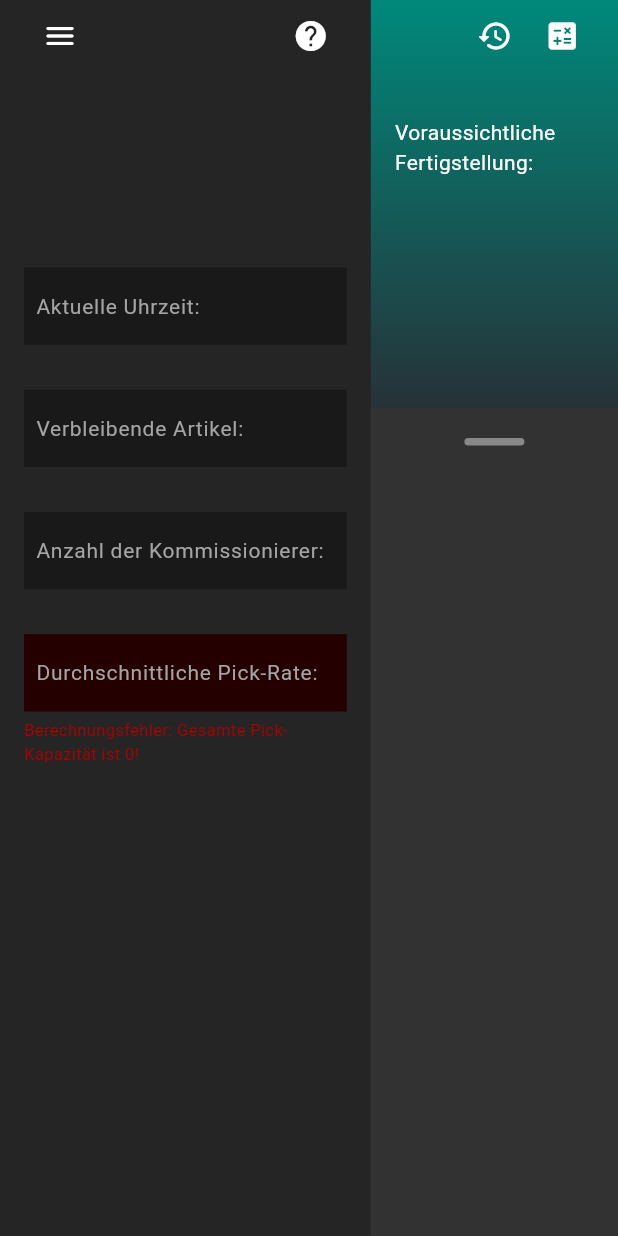
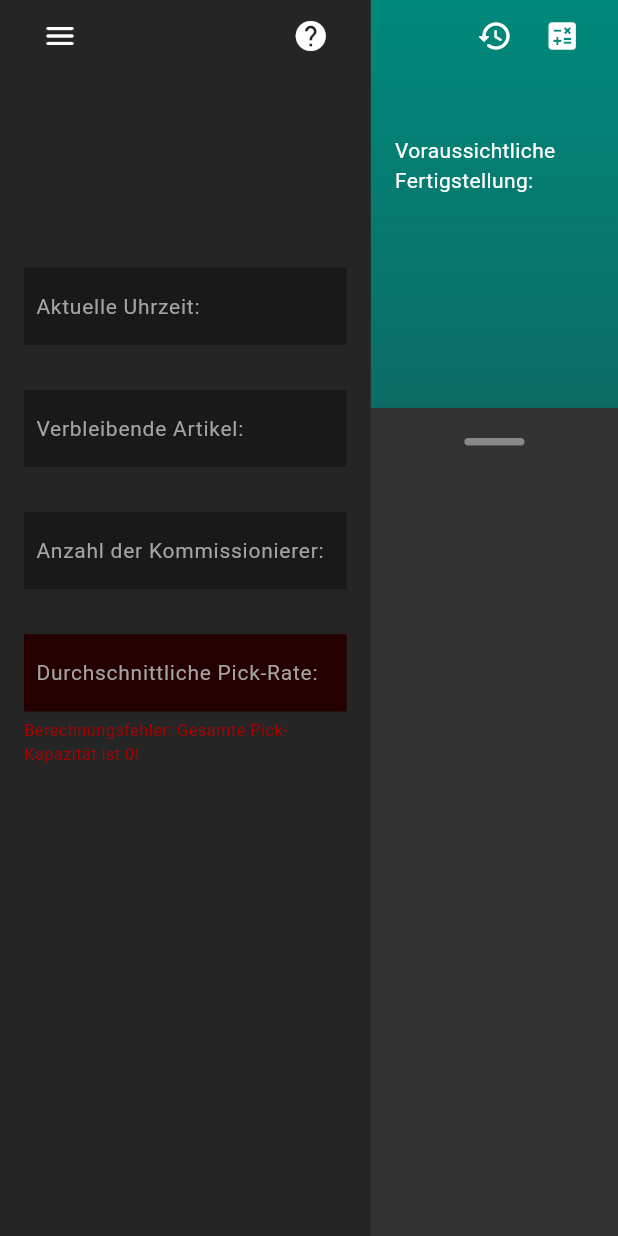
Before and after one commit to mi-ned/pick-finish-predictor, a Flutter app: the PredictorTabletLandscapeLayout screen opened directly with empty values, on a phone screen of 412 x 824 dp. Run offline on Flutter 3.47's test engine with Material 3 defaults, Android fonts, the phone set to English and light mode, and no system bars; Roboto replaces fonts that are missing (Verdana).

Commit message:
Tue 8 Sep; 5:21 pm

```diff
--- a/pick_finish_predictor_ui/lib/views/layouts/app_style.dart
+++ b/pick_finish_predictor_ui/lib/views/layouts/app_style.dart
@@ -45,7 +45,6 @@
     DisplayMode.iPhone => 14.0,
     DisplayMode.iPadPortrait => 16.0,
     DisplayMode.macOS => 16.0,
-    // TODO: Handle this case.
     DisplayMode.iPadLandscape => 16.0,
   };
 
@@ -53,7 +52,6 @@
     DisplayMode.iPhone => 64.0,
     DisplayMode.iPadPortrait => 80.0,
     DisplayMode.macOS => 80.0,
-     // TODO: Handle this case.
      DisplayMode.iPadLandscape => 80.0,
   };
 
@@ -61,7 +59,6 @@
     DisplayMode.iPhone => 14.0,
     DisplayMode.iPadPortrait => 16.0,
     DisplayMode.macOS => 14.0,
-    // TODO: Handle this case.
     DisplayMode.iPadLandscape => 14.0,
   };
 
@@ -69,7 +66,6 @@
     DisplayMode.iPhone => 8.0,
     DisplayMode.iPadPortrait => 12.0,
     DisplayMode.macOS => 8.0,
-    // TODO: Handle this case.
     DisplayMode.iPadLandscape => 8.0,
   };
 
@@ -77,7 +73,6 @@
     DisplayMode.iPhone => 40.0,
     DisplayMode.iPadPortrait => 48.0,
     DisplayMode.macOS => 40.0,
-    // TODO: Handle this case.
     DisplayMode.iPadLandscape => 40.0,
   };
 
@@ -85,7 +80,6 @@
     DisplayMode.iPhone => 32.0,
     DisplayMode.iPadPortrait => 40.0,
     DisplayMode.macOS => 32.0,
-    // TODO: Handle this case.
     DisplayMode.iPadLandscape => 40.0,
   };
 
@@ -93,7 +87,6 @@
     DisplayMode.iPhone => 16.0,
     DisplayMode.iPadPortrait => 24.0,
     DisplayMode.macOS => 16.0,
-    // TODO: Handle this case.
     DisplayMode.iPadLandscape => 24.0,
   };
 
@@ -101,15 +94,13 @@
     DisplayMode.iPhone => 11.0,
     DisplayMode.iPadPortrait => 13.0,
     DisplayMode.macOS => 11.0,
-    // TODO: Handle this case.
     DisplayMode.iPadLandscape => 13.0,
   };
 
   double get actionButtonHeight => switch(mode){
     DisplayMode.iPhone => 48.0,
     DisplayMode.iPadPortrait => 56.0,
-    DisplayMode.macOS => 56.0,
-    // TODO: Handle this case.
+    DisplayMode.macOS => 64.0,
     DisplayMode.iPadLandscape => 48.0,
   };
 
@@ -117,7 +108,6 @@
     DisplayMode.iPhone => 16.0,
     DisplayMode.iPadPortrait => 24.0,
     DisplayMode.macOS => 24.0,
-    // TODO: Handle this case.
     DisplayMode.iPadLandscape => 16.0,
   };
 
@@ -125,7 +115,6 @@
     DisplayMode.iPhone => 12.0,
     DisplayMode.iPadPortrait => 16.0,
     DisplayMode.macOS => 16.0,
-    // TODO: Handle this case.
     DisplayMode.iPadLandscape => 12.0,
   };
 
@@ -133,48 +122,42 @@
     DisplayMode.iPhone => 20.0,
     DisplayMode.iPadPortrait => 24.0,
     DisplayMode.macOS => 24.0,
-    // TODO: Handle this case.
     DisplayMode.iPadLandscape => 24.0,
   };
 
-  double get headerHorizontalPadding => switch (mode) {
+  double get iconButtonsHorizontalPadding => switch (mode) {
   DisplayMode.iPhone => 16.0,
   DisplayMode.iPadPortrait => 16.0,
   DisplayMode.macOS => 16.0,
-    // TODO: Handle this case.
     DisplayMode.iPadLandscape => 16.0,
 };
 
-double get headerVerticalPadding => switch (mode) {
+double get iconButtonsVerticalPadding => switch (mode) {
   DisplayMode.iPhone => 0.0,
   DisplayMode.iPadPortrait => 16.0,
   DisplayMode.macOS => 16.0,
-  // TODO: Handle this case.
   DisplayMode.iPadLandscape => 16.0,
 };
 
-double get headerHeightMultiplier => switch (mode) {
-  DisplayMode.iPhone => 0.33,  // 33% of screen height
-  DisplayMode.iPadPortrait => 0.33,   // 30% of screen height
+double get completionTimeCardHeightMultiplier => switch (mode) {
+  DisplayMode.iPhone => 0.33,
+  DisplayMode.iPadPortrait => 0.33,
   DisplayMode.macOS => 0.5,
-  // TODO: Handle this case.
   DisplayMode.iPadLandscape => 0.5,
 };
 
 // --- Form & Middle Section ---
-double get bodyHorizontalPadding => switch (mode) {
+double get inputFieldHorizontalPadding => switch (mode) {
   DisplayMode.iPhone => 16.0,
   DisplayMode.iPadPortrait => 120.0,
   DisplayMode.macOS => 80.0,
-  // TODO: Handle this case.
   DisplayMode.iPadLandscape => 60.0,
 };
 
-double get bodyVerticalPadding => switch (mode) {
+double get inputFieldVerticalPadding => switch (mode) {
   DisplayMode.iPhone => 16.0,
   DisplayMode.iPadPortrait => 60.0,
   DisplayMode.macOS => 10.0,
-  // TODO: Handle this case.
   DisplayMode.iPadLandscape => 10.0,
 };
 
@@ -182,32 +165,43 @@
   DisplayMode.iPhone => 30.0,
   DisplayMode.iPadPortrait => 60.0,
   DisplayMode.macOS => 50.0,
-  // TODO: Handle this case.
   DisplayMode.iPadLandscape => 50.0,
 };
 
 // --- Bottom Action Buttons ---
+
+double get actionButtonsHorizontalPadding => switch(mode){
+  DisplayMode.iPhone => 16.0,
+  DisplayMode.iPadPortrait => 120.0,
+  DisplayMode.macOS => 80.0,
+  DisplayMode.iPadLandscape => 60.0,
+};
+
+double get actionButtonsVerticalPadding => switch(mode){
+  DisplayMode.iPhone => 16.0,
+  DisplayMode.iPadPortrait => 60.0,
+  DisplayMode.macOS => 10.0,
+  DisplayMode.iPadLandscape => 10.0,
+};
+
 double get bottomBarPadding => switch (mode) {
   DisplayMode.iPhone => 16.0,
   DisplayMode.iPadPortrait => 60.0,
   DisplayMode.macOS => 0.0,
-  // TODO: Handle this case.
   DisplayMode.iPadLandscape => 0.0,
 };
 
-double get actionButtonGap => switch (mode) {
+double get actionButtonSpacing => switch (mode) {
   DisplayMode.iPhone => 16.0,
   DisplayMode.iPadPortrait => 60.0,
   DisplayMode.macOS => 60.0,
-  // TODO: Handle this case.
   DisplayMode.iPadLandscape => 60.0,
 };
 
-double get radiusCompletionTimeCard => switch(mode) {
+double get completionTimeCardBorderRadius => switch(mode) {
   DisplayMode.iPhone => 45.0,
   DisplayMode.iPadPortrait => 60.0,
   DisplayMode.macOS => 0.0,
-  // TODO: Handle this case.
   DisplayMode.iPadLandscape => 0.0,
 };
 
@@ -233,7 +227,6 @@
   DisplayMode.iPhone => 0.0,
   DisplayMode.iPadPortrait => 0.0,
   DisplayMode.macOS => 14.0,
-  // TODO: Handle this case.
   DisplayMode.iPadLandscape => 14.0,
 };
 
@@ -241,7 +234,6 @@
   DisplayMode.iPhone => 0.0,
   DisplayMode.iPadPortrait => 0.0,
   DisplayMode.macOS => 12.0,
-  // TODO: Handle this case.
   DisplayMode.iPadLandscape => 12.0,
 };
 
@@ -249,7 +241,6 @@
   DisplayMode.iPhone => 0.0,
   DisplayMode.iPadPortrait => 0.0,
   DisplayMode.macOS => 15.0,
-  // TODO: Handle this case.
   DisplayMode.iPadLandscape => 15.0,
 };
 
--- a/pick_finish_predictor_ui/lib/views/layouts/predictor_tablet_landscape_layout.dart
+++ b/pick_finish_predictor_ui/lib/views/layouts/predictor_tablet_landscape_layout.dart
@@ -69,9 +69,9 @@
                 children: [
                   Padding(
                     padding: EdgeInsets.only(
-                      top: style.headerVerticalPadding,
-                      left: style.headerHorizontalPadding,
-                      right: style.headerHorizontalPadding,
+                      top: style.iconButtonsVerticalPadding,
+                      left: style.iconButtonsHorizontalPadding,
+                      right: style.iconButtonsHorizontalPadding,
                     ),
                     child: Row(
                       mainAxisAlignment: MainAxisAlignment.spaceBetween,
@@ -92,7 +92,7 @@
 
                   Padding(
                     padding: EdgeInsets.symmetric(
-                      horizontal: style.bodyHorizontalPadding,
+                      horizontal: style.inputFieldHorizontalPadding,
                     ),
                     child: Column(
                       mainAxisSize: MainAxisSize.min,
@@ -128,7 +128,6 @@
                     padding: EdgeInsets.only(
                       left: 150,
                       right: 150,
-                      //bottom: style.bottomBarPadding,
                     ),
                     child: Row(
                     children: [
@@ -139,7 +138,7 @@
                           onPressed: onClear,
                         ),
                       ),
-                      SizedBox(width: style.actionButtonGap),
+                      SizedBox(width: style.actionButtonSpacing),
                       Expanded(
                         flex: 2,
                         child: CalculateButton(
@@ -160,12 +159,7 @@
           // Right side
           Expanded(
             flex: 2,
-            child: Column(
-              children: [
-                // Top Container: Teal Completion Time Section
-                Container(
-                  width: double.infinity,
-                  height: MediaQuery.of(context).size.height * style.headerHeightMultiplier,
+            child: Container(
               decoration: const BoxDecoration(
                 gradient: LinearGradient(
                   colors: [
@@ -176,17 +170,24 @@
                   end: Alignment.bottomCenter,
                 ),
               ),
+
+              child: LayoutBuilder(
+                builder: (context, constraints){
+                  return Column(
+                    children: [
+                      SizedBox(
+                        height: constraints.maxHeight * style.completionTimeCardHeightMultiplier,
+                        width: double.infinity,
+                        child: Padding(
                           padding: EdgeInsets.symmetric(
-                    horizontal: style.headerHorizontalPadding,
-                    vertical: style.headerVerticalPadding,
+                            horizontal: style.iconButtonsHorizontalPadding,
+                            vertical: style.iconButtonsVerticalPadding,
                           ),
                 child: SafeArea(
                   left: false,
                   bottom: false,
                   child: Column(
-                      mainAxisSize: MainAxisSize.min,
                     children: [
-                        // Top Button Bar: Centered History, Far Right Mode
                       Row(
                         children: [
                           const Spacer(),
@@ -205,30 +206,31 @@
                             ),
                           ],
                         ),
-                        SizedBox(height: style.inputFieldSpacing),
+                        const Spacer(),
+                        //SizedBox(height: style.inputFieldSpacing),
                         CompletionTimeCard(
                           estimatedTime: estimatedTime,
                           isCalculated: isCalculated,
                           isOver24Hrs: isOver24Hrs,
                           appStrings: appStrings,
                         ),
+                        const Spacer(),
                       ],
                     ),
                   ),
                 ),
-
+                      ),
                 // Bottom Container: Flat History List
                 Expanded(
-                  child: Container(
-                    width: double.infinity,
-                    color: AppColours.primaryBackground,
                     child: HistoryCard(
                       appStrings: appStrings,
                       isTablet: true,
                     ),
                   ),
+              ],
+            );
+                },
           ),
-              ],
       ),
           ),
         ],
```
Also changed, not shown: pick_finish_predictor_ui/lib/main.dart (+27 -22 lines), pick_finish_predictor_ui/lib/views/layouts/predictor_desktop_layout.dart (+9 -10 lines), pick_finish_predictor_ui/lib/views/layouts/predictor_mobile_layout.dart (+8 -8 lines), pick_finish_predictor_ui/lib/views/layouts/predictor_tablet_portrait_layout.dart (+7 -7 lines), 1 other file. Lines whose indentation alone changed are shown as unchanged.
